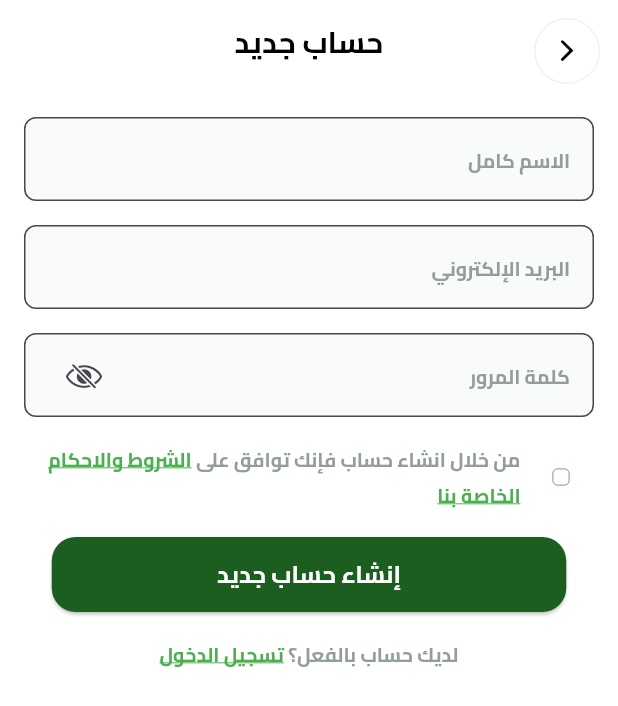
After one commit to a7medjamal/fruit_hub, a Flutter app: the RegisterView screen opened by its route, on a phone screen of 412 x 824 dp. The commit adds this screen. Shown: the top 706 px of the screen. Run offline on Flutter 3.47's test engine with Material 3 defaults, Android fonts, the phone set to English and light mode, and no system bars; our stand-ins replace dots_indicator, flutter_svg, go_router, google_fonts, path_drawing.

Commit message:
feat: Implement registration view with custom components
- Added RegisterView for user registration.
- Created CustomAppBar for consistent app navigation.
- Developed CustomTextField for user input with password visibility toggle.
- Introduced CustomTextWidget for displaying clickable text.
- Built RegisterViewBody to encapsulate registration form and logic.
- Integrated checkbox for terms and conditions agreement.
- Added CustomElevatedButton for submitting registration.

```diff
--- /dev/null
+++ b/lib/Features/auth/presentation/views/register_view.dart
@@ -0,0 +1,17 @@
+import 'package:flutter/material.dart';
+import 'package:fruit_hub/Features/auth/presentation/widgets/custom_app_bar.dart';
+import 'package:fruit_hub/Features/auth/presentation/widgets/register_view_body.dart';
+
+class RegisterView extends StatelessWidget {
+  const RegisterView({super.key});
+
+  @override
+  Widget build(BuildContext context) {
+    return SafeArea(
+      child: Scaffold(
+        appBar: CustomAppBar(text: 'حساب جديد'),
+        body: RegisterViewBody(),
+      ),
+    );
+  }
+}
--- /dev/null
+++ b/lib/Features/auth/presentation/widgets/custom_app_bar.dart
@@ -0,0 +1,50 @@
+import 'package:flutter/cupertino.dart';
+import 'package:flutter/material.dart';
+import 'package:go_router/go_router.dart';
+
+class CustomAppBar extends StatelessWidget implements PreferredSizeWidget {
+  const CustomAppBar({super.key, required this.text});
+
+  final String text;
+
+  @override
+  Widget build(BuildContext context) {
+    return AppBar(
+
+      backgroundColor: Colors.transparent,
+      elevation: 0,
+      leading: IconButton(
+        padding: EdgeInsets.only(top: 12, right: 12),
+        highlightColor: Colors.transparent,
+        icon: Container(
+          decoration: BoxDecoration(
+            color: Colors.white,
+            border: Border.all(color: Color(0xfff1f1f5), width: 1),
+            borderRadius: BorderRadius.circular(30),
+          ),
+          child: Center(
+            child: const Icon(
+              CupertinoIcons.back,
+              color: Colors.black,
+              size: 22,
+            ),
+          ),
+        ),
+        onPressed: () => GoRouter.of(context).pop(),
+      ),
+      title: Text(
+        text,
+        style: TextStyle(
+          color: Colors.black,
+          fontSize: 20,
+          fontWeight: FontWeight.w700,
+          fontFamily: 'Cairo',
+        ),
+      ),
+      centerTitle: true,
+    );
+  }
+
+  @override
+  Size get preferredSize => const Size.fromHeight(kToolbarHeight);
+}
--- /dev/null
+++ b/lib/Features/auth/presentation/widgets/custom_text_field.dart
@@ -0,0 +1,74 @@
+import 'package:flutter/cupertino.dart';
+import 'package:flutter/material.dart';
+
+class CustomTextField extends StatefulWidget {
+  const CustomTextField({super.key, required this.hintText, this.isPassword});
+
+  final String hintText;
+  final bool? isPassword;
+
+  @override
+  State<CustomTextField> createState() => _CustomTextFieldState();
+}
+
+class _CustomTextFieldState extends State<CustomTextField> {
+  bool obscureText = false;
+
+  @override
+  void initState() {
+    super.initState();
+    obscureText = widget.isPassword ?? false;
+  }
+
+  @override
+  Widget build(BuildContext context) {
+    return TextField(
+      obscureText: obscureText,
+      cursorColor: Colors.black,
+      textDirection: TextDirection.rtl,
+      decoration: InputDecoration(
+        filled: true,
+        fillColor: Color(0xfff9fafa),
+        focusedBorder: OutlineInputBorder(
+          borderRadius: BorderRadius.circular(8),
+          borderSide: BorderSide(color: Colors.black, width: 1),
+        ),
+        hintText: widget.hintText,
+        hintTextDirection: TextDirection.rtl,
+        hintStyle: TextStyle(
+          color: Color(0xff949D9E),
+          fontSize: 13,
+          fontWeight: FontWeight.w700,
+          fontFamily: 'Cairo',
+        ),
+        labelStyle: TextStyle(
+          color: Colors.black,
+          fontSize: 13,
+          fontWeight: FontWeight.w700,
+          fontFamily: 'Cairo',
+        ),
+        border: OutlineInputBorder(
+          borderRadius: BorderRadius.circular(8),
+          borderSide: BorderSide(color: Color(0xfff1f1f5), width: 1),
+        ),
+        suffixIcon: widget.isPassword == true
+            ? Padding(
+                padding: const EdgeInsets.symmetric(horizontal: 16),
+                child: IconButton(
+                  icon: Icon(
+                    !obscureText
+                        ? CupertinoIcons.eye
+                        : CupertinoIcons.eye_slash,
+                  ),
+                  onPressed: () {
+                    setState(() {
+                      obscureText = !obscureText;
+                    });
+                  },
+                ),
+              )
+            : null,
+      ),
+    );
+  }
+}
--- /dev/null
+++ b/lib/Features/auth/presentation/widgets/custom_text_widget.dart
@@ -0,0 +1,49 @@
+import 'package:flutter/gestures.dart';
+import 'package:flutter/material.dart';
+
+class CustomTextWidget extends StatelessWidget {
+  final String text;
+  final String clickableText;
+  final VoidCallback? onTap;
+
+  const CustomTextWidget({
+    super.key,
+    required this.text,
+    required this.clickableText,
+    this.onTap,
+  });
+
+  @override
+  Widget build(BuildContext context) {
+    return RichText(
+      textDirection: TextDirection.rtl,
+      text: TextSpan(
+        text: text,
+        style: const TextStyle(
+          color: Color(0xff949D9E),
+          fontSize: 13,
+          fontWeight: FontWeight.w700,
+          fontFamily: 'Cairo',
+        ),
+        children: [
+          TextSpan(
+            text: clickableText,
+            style: const TextStyle(
+              fontSize: 13,
+              color: Colors.green,
+              fontWeight: FontWeight.w700,
+              fontFamily: 'Cairo',
+              decoration: TextDecoration.underline,
+            ),
+            recognizer: TapGestureRecognizer()
+              ..onTap =
+                  onTap ??
+                  () {
+                    debugPrint("Clickable text tapped");
+                  },
+          ),
+        ],
+      ),
+    );
+  }
+}
--- /dev/null
+++ b/lib/Features/auth/presentation/widgets/register_view_body.dart
@@ -0,0 +1,73 @@
+import 'package:flutter/cupertino.dart';
+import 'package:flutter/material.dart';
+import 'package:fruit_hub/Features/auth/presentation/widgets/custom_text_field.dart';
+import 'package:fruit_hub/Features/auth/presentation/widgets/custom_text_widget.dart';
+import 'package:fruit_hub/Features/splash/presentation/widgets/custom_elevated_button.dart';
+
+class RegisterViewBody extends StatefulWidget {
+  const RegisterViewBody({super.key});
+
+  @override
+  State<RegisterViewBody> createState() => _RegisterViewBodyState();
+}
+
+class _RegisterViewBodyState extends State<RegisterViewBody> {
+  bool isChecked = false;
+
+  @override
+  Widget build(BuildContext context) {
+    return Column(
+      children: [
+        Padding(
+          padding: const EdgeInsets.symmetric(horizontal: 16),
+          child: Column(
+            children: [
+              const SizedBox(height: 22),
+              const CustomTextField(hintText: 'الاسم كامل'),
+              const SizedBox(height: 16),
+              const CustomTextField(hintText: 'البريد الإلكتروني'),
+              const SizedBox(height: 16),
+              const CustomTextField(hintText: 'كلمة المرور', isPassword: true),
+              const SizedBox(height: 16),
+              Row(
+                children: [
+                  Transform.scale(
+                    scale: 0.8,
+                    child: CupertinoCheckbox(
+                      activeColor: Colors.green[900],
+                      value: isChecked,
+                      side: BorderSide(color: Colors.green[900]!, width: 0.5),
+                      onChanged: (value) {
+                        setState(() {
+                          isChecked = value ?? false;
+                        });
+                      },
+                    ),
+                  ),
+                  const SizedBox(width: 5),
+                  Expanded(
+                    child: CustomTextWidget(
+                      text: 'من خلال انشاء حساب فإنك توافق على ',
+                      clickableText: 'الشروط والاحكام الخاصة بنا',
+                    ),
+                  ),
+                ],
+              ),
+              const SizedBox(height: 16),
+              CustomElevatedButton(
+                onPressed: () {},
+                backgroundColor: Colors.green[900],
+                text: 'إنشاء حساب جديد',
+              ),
+              const SizedBox(height: 16),
+              CustomTextWidget(
+                text: 'لديك حساب بالفعل؟ ',
+                clickableText: 'تسجيل الدخول',
+              ),
+            ],
+          ),
+        ),
+      ],
+    );
+  }
+}
--- a/lib/Features/splash/presentation/widgets/custom_elevated_button.dart
+++ b/lib/Features/splash/presentation/widgets/custom_elevated_button.dart
@@ -1,5 +1,4 @@
 import 'package:flutter/material.dart';
-import 'package:google_fonts/google_fonts.dart';
 
 class CustomElevatedButton extends StatelessWidget {
   const CustomElevatedButton({
@@ -18,7 +17,7 @@ class CustomElevatedButton extends StatelessWidget {
       onPressed: onPressed,
       style: ElevatedButton.styleFrom(
         backgroundColor: backgroundColor,
-        shape: RoundedRectangleBorder(borderRadius: BorderRadius.circular(8)),
+        shape: RoundedRectangleBorder(borderRadius: BorderRadius.circular(16)),
         minimumSize: const Size(343, 50),
       ),
       child: Text(
@@ -27,7 +26,7 @@ class CustomElevatedButton extends StatelessWidget {
           fontSize: 16,
           fontWeight: FontWeight.w700,
           color: Colors.white,
-          fontFamily: GoogleFonts.cairo().fontFamily,
+          fontFamily: 'Cairo',
         ),
       ),
     );
--- a/lib/Features/splash/presentation/widgets/splash2_view_body.dart
+++ b/lib/Features/splash/presentation/widgets/splash2_view_body.dart
@@ -3,6 +3,8 @@ import 'package:fruit_hub/Features/splash/presentation/widgets/custom_background
 import 'package:fruit_hub/Features/splash/presentation/widgets/custom_dots_indicator.dart';
 import 'package:fruit_hub/Features/splash/presentation/widgets/custom_elevated_button.dart';
 import 'package:fruit_hub/Features/splash/presentation/widgets/splash_text_widget.dart';
+import 'package:fruit_hub/core/utils/app_router.dart';
+import 'package:go_router/go_router.dart';
 import 'package:google_fonts/google_fonts.dart';
 
 class Splash2ViewBody extends StatelessWidget {
@@ -44,7 +46,9 @@ class Splash2ViewBody extends StatelessWidget {
         const SizedBox(height: 29),
         CustomElevatedButton(
           text: 'ابدأ الان',
-          onPressed: () {},
+          onPressed: () {
+            GoRouter.of(context).push(AppRouter.kRegisterView);
+          },
           backgroundColor: Colors.green[900],
         ),
       ],
--- a/lib/core/utils/app_router.dart
+++ b/lib/core/utils/app_router.dart
@@ -1,3 +1,4 @@
+import 'package:fruit_hub/Features/auth/presentation/views/register_view.dart';
 import 'package:fruit_hub/Features/onboarding/presentation/views/onboarding_view.dart';
 import 'package:fruit_hub/Features/splash/presentation/views/splash_view.dart';
 import 'package:go_router/go_router.dart';
@@ -6,10 +7,12 @@ abstract class AppRouter {
   static final String kOnboardingView = '/splash';
   static final String kSplashView = '/onboarding';
   static final String kSplash2View = '/onboarding2';
+  static final String kRegisterView = '/register';
   static final GoRouter router = GoRouter(
     routes: [
       GoRoute(path: '/', builder: (context, state) => const OnboardingView()),
       GoRoute(path: kSplashView, builder: (context, state) => const SplashView()),
+      GoRoute(path: kRegisterView, builder: (context, state) => const RegisterView()),
     ],
   );
 }
--- a/lib/main.dart
+++ b/lib/main.dart
@@ -12,6 +12,7 @@ class FruitHubApp extends StatelessWidget {
   @override
   Widget build(BuildContext context) {
     return MaterialApp.router(
+      debugShowCheckedModeBanner: false,
       localizationsDelegates: const [
         GlobalMaterialLocalizations.delegate,
         GlobalWidgetsLocalizations.delegate,
```
Also changed, not shown: pubspec.yaml (+9 -6 lines), assets/fonts/cairo/Cairo-Black.ttf (added), assets/fonts/cairo/Cairo-Bold.ttf (added), assets/fonts/cairo/Cairo-ExtraBold.ttf (added), assets/fonts/cairo/Cairo-ExtraLight.ttf (added), assets/fonts/cairo/Cairo-Light.ttf (added), assets/fonts/cairo/Cairo-Medium.ttf (added), assets/fonts/cairo/Cairo-Regular.ttf (added), assets/fonts/cairo/Cairo-SemiBold.ttf (added), pubspec.lock.
